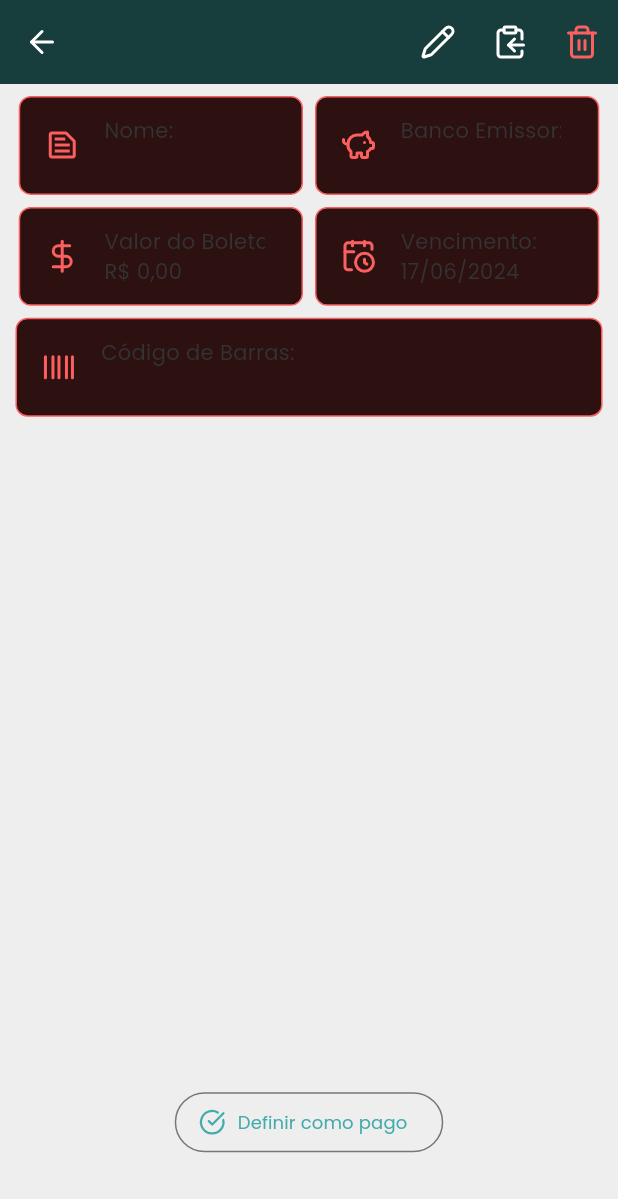
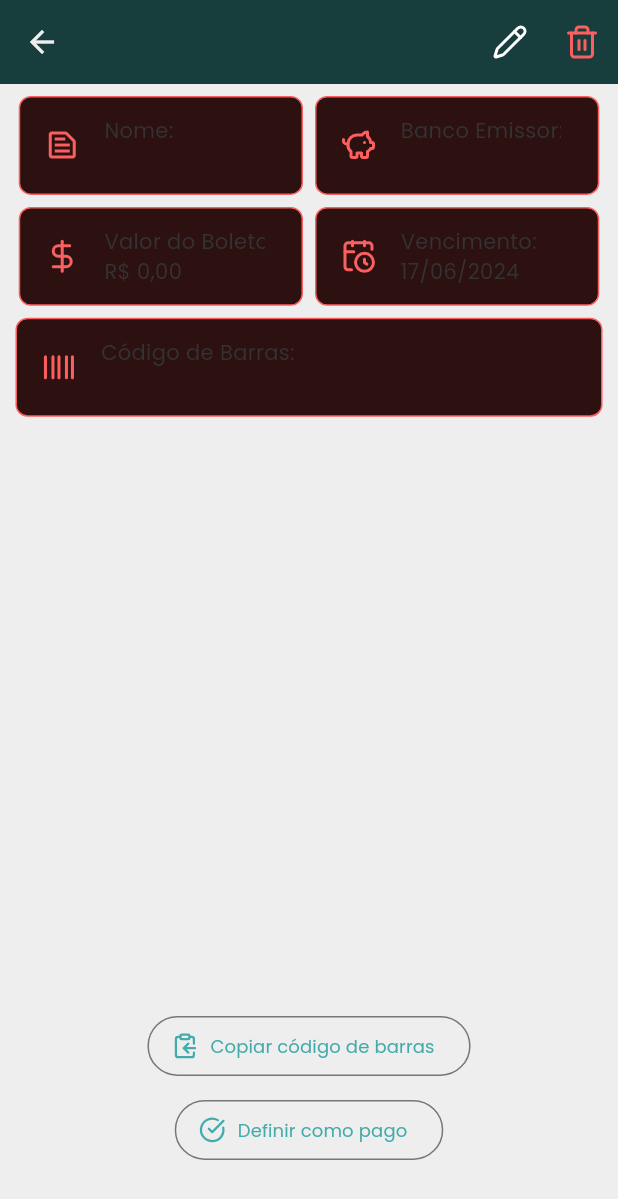
Before and after one commit to kauantorrisi/boletozz, a Flutter app: the BillDetailsPage screen opened directly with empty values, on a phone screen of 412 x 824 dp. Shown: the top 1199 px of the screen. Run offline on Flutter 3.47's test engine with Material 3 defaults, Android fonts, the phone set to English and light mode, and no system bars; our stand-ins replace awesome_snackbar_content, equatable, file_picker, flutter_bloc, flutter_lucide, flutter_screenutil and 5 more; missing offline and left inert: barcode_finder, boleto_utils, flutter_barcode_scanner; accounts and stored records are empty; generated files the repository leaves out were written again.

Commit message:
change mu computer

```diff
--- /dev/null
+++ b/lib/core/common/design/theme/custom_themes/app_bar_theme.dart
@@ -0,0 +1,16 @@
+import 'package:boletozz/app_imports.dart';
+
+class MyAppBarTheme {
+  static const AppBarTheme appBarTheme = AppBarTheme(
+    backgroundColor: AppPallete.tertiary,
+    centerTitle: false,
+    titleTextStyle: TextStyle(
+      fontSize: 20,
+      color: AppPallete.light,
+      fontWeight: FontWeight.w500,
+    ),
+    iconTheme: IconThemeData(
+      color: AppPallete.light,
+    ),
+  );
+}
--- a/lib/core/common/design/theme/theme.dart
+++ b/lib/core/common/design/theme/theme.dart
@@ -1,9 +1,11 @@
 import 'package:boletozz/app_imports.dart';
+import 'package:boletozz/core/common/design/theme/custom_themes/app_bar_theme.dart';
 
 class AppTheme {
   static ThemeData lightTheme = ThemeData(
     brightness: Brightness.light,
     fontFamily: "Poppins",
+    appBarTheme: MyAppBarTheme.appBarTheme,
     scaffoldBackgroundColor: AppPallete.light,
     textTheme: AppTextThemes.lightTextTheme,
     inputDecorationTheme: AppInputDecorationThemes.lightInputDecorationTheme,
@@ -15,6 +17,7 @@ class AppTheme {
   static ThemeData darkTheme = ThemeData(
     brightness: Brightness.dark,
     fontFamily: "Poppins",
+    appBarTheme: MyAppBarTheme.appBarTheme,
     scaffoldBackgroundColor: AppPallete.dark,
     textTheme: AppTextThemes.darkTextTheme,
     inputDecorationTheme: AppInputDecorationThemes.darkInputDecorationTheme,
--- a/lib/modules/bills/ui/cubits/bills/bills_cubit.dart
+++ b/lib/modules/bills/ui/cubits/bills/bills_cubit.dart
@@ -53,7 +53,8 @@ class BillsCubit extends Cubit<BillsState> {
 
       nameController.clear();
     } catch (e) {
-      emit(BillsError("Erro ao adicionar boleto", e.toString()));
+      emit(BillsError("Erro ao adicionar boleto",
+          "Ação cancelada pelo usuário ou erro inesperado!"));
       emit(BillsLoaded(getAllBills()));
     }
   }
--- a/lib/modules/bills/ui/pages/bill_details_page.dart
+++ b/lib/modules/bills/ui/pages/bill_details_page.dart
@@ -1,8 +1,8 @@
 import 'package:boletozz/app_imports.dart';
+import 'package:boletozz/modules/bills/widgets/bill_info_widget.dart';
 
 class BillDetailsPage extends StatefulWidget {
-  final BillModel bill;
-  const BillDetailsPage({super.key, required this.bill});
+  const BillDetailsPage({super.key});
 
   @override
   State<BillDetailsPage> createState() => _BillDetailsPageState();
@@ -11,36 +11,26 @@ class BillDetailsPage extends StatefulWidget {
 class _BillDetailsPageState extends State<BillDetailsPage> {
   @override
   Widget build(BuildContext context) {
-    final BillsCubit billsCubit = BlocProvider.of<BillsCubit>(context);
-
+    final BillsCubit billsCubit = context.read<BillsCubit>();
+    final BillModel bill =
+        ModalRoute.of(context)!.settings.arguments as BillModel;
     return Scaffold(
       appBar: AppBar(
         title: Text(
-          widget.bill.name,
+          bill.name,
           style: const TextStyle(color: AppPallete.white),
         ),
         backgroundColor: AppPallete.tertiary,
-        leading: IconButton(
-          onPressed: () => context.go('/'),
-          icon: const Icon(LucideIcons.arrow_left, color: AppPallete.white),
-        ),
         actions: [
           IconButton(
-            onPressed: () => context.pop(),
+            onPressed: () =>
+                Navigator.of(context).pushNamed('/edit-bill', arguments: bill),
             icon: const Icon(LucideIcons.pencil, color: AppPallete.white),
           ),
           IconButton(
-            onPressed: () =>
-                AppHelperFunctions.copyToClipboard(widget.bill.code),
-            icon: const Icon(
-              LucideIcons.clipboard_copy,
-              color: AppPallete.white,
-            ),
-          ),
-          IconButton(
             onPressed: () {
-              billsCubit.removeBill(widget.bill);
-              context.pop();
+              billsCubit.removeBill(bill);
+              Navigator.of(context).pop();
             },
             icon: const Icon(LucideIcons.trash_2, color: AppPallete.red),
           ),
@@ -57,27 +47,21 @@ class _BillDetailsPageState extends State<BillDetailsPage> {
               mainAxisSize: MainAxisSize.max,
               mainAxisAlignment: MainAxisAlignment.center,
               children: [
-                _container(
-                  context,
-                  isPaid: widget.bill.isPaid,
-                  iconColor:
-                      widget.bill.isPaid ? AppPallete.accent : AppPallete.red,
-                  color: widget.bill.isPaid
-                      ? AppPallete.darkTertiary
-                      : AppPallete.darkRed,
-                  text: "Nome:\n${widget.bill.name}",
+                BillInfoWidget(
+                  isText: true,
+                  iconColor: bill.isPaid ? AppPallete.accent : AppPallete.red,
+                  bill: bill,
+                  text: "Nome:\n${bill.name}",
                   icon: Icons.text_snippet_outlined,
                 ),
                 SizedBox(width: AppSizes.sm),
-                _container(context,
-                    isPaid: widget.bill.isPaid,
-                    iconColor:
-                        widget.bill.isPaid ? AppPallete.accent : AppPallete.red,
-                    color: widget.bill.isPaid
-                        ? AppPallete.darkTertiary
-                        : AppPallete.darkRed,
-                    text: "Banco Emissor:\n${widget.bill.emittingBank}",
-                    icon: LucideIcons.piggy_bank),
+                BillInfoWidget(
+                  isText: true,
+                  iconColor: bill.isPaid ? AppPallete.accent : AppPallete.red,
+                  bill: bill,
+                  text: "Banco Emissor:\n${bill.emittingBank}",
+                  icon: LucideIcons.piggy_bank,
+                ),
               ],
             ),
             SizedBox(height: AppSizes.sm),
@@ -85,67 +69,64 @@ class _BillDetailsPageState extends State<BillDetailsPage> {
               mainAxisSize: MainAxisSize.max,
               mainAxisAlignment: MainAxisAlignment.center,
               children: [
-                _container(
-                  context,
-                  isPaid: widget.bill.isPaid,
-                  iconColor:
-                      widget.bill.isPaid ? AppPallete.accent : AppPallete.red,
-                  color: widget.bill.isPaid
-                      ? AppPallete.darkTertiary
-                      : AppPallete.darkRed,
+                BillInfoWidget(
+                  isText: true,
+                  iconColor: bill.isPaid ? AppPallete.accent : AppPallete.red,
                   icon: LucideIcons.dollar_sign,
                   text:
-                      "Valor do Boleto:\n${AppHelperFunctions.getFormattedCurrency(widget.bill.value)}",
+                      "Valor do Boleto:\n${AppHelperFunctions.getFormattedCurrency(bill.value)}",
+                  bill: bill,
                 ),
                 SizedBox(width: AppSizes.sm),
-                _container(
-                  context,
-                  isPaid: widget.bill.isPaid,
-                  iconColor:
-                      widget.bill.isPaid ? AppPallete.accent : AppPallete.red,
-                  color: widget.bill.isPaid
-                      ? AppPallete.darkTertiary
-                      : AppPallete.darkRed,
-                  text: widget.bill.isPaid
-                      ? "Pagou dia:\n${AppHelperFunctions.getFormattedDate(widget.bill.paymentDate!)}"
-                      : "Vencimento:\n${AppHelperFunctions.getFormattedDate(widget.bill.dueDate)}",
+                BillInfoWidget(
+                  isText: true,
+                  iconColor: bill.isPaid ? AppPallete.accent : AppPallete.red,
+                  text: bill.isPaid
+                      ? "Pagou dia:\n${AppHelperFunctions.getFormattedDate(bill.paymentDate!)}"
+                      : "Vencimento:\n${AppHelperFunctions.getFormattedDate(bill.dueDate)}",
                   icon: LucideIcons.calendar_clock,
+                  bill: bill,
                 ),
               ],
             ),
             SizedBox(height: AppSizes.sm),
-            _container(
-              context,
-              isPaid: widget.bill.isPaid,
-              iconColor:
-                  widget.bill.isPaid ? AppPallete.accent : AppPallete.red,
-              color: widget.bill.isPaid
-                  ? AppPallete.darkTertiary
-                  : AppPallete.darkRed,
+            BillInfoWidget(
+              isText: true,
+              iconColor: bill.isPaid ? AppPallete.accent : AppPallete.red,
               icon: LucideIcons.barcode,
-              text: "Código de Barras:\n${widget.bill.code}",
+              text: "Código de Barras:\n${bill.code}",
               extended: true,
+              bill: bill,
             ),
             SizedBox(height: AppSizes.sm),
             const Spacer(flex: 10),
             OutlinedButton.icon(
+              onPressed: () => AppHelperFunctions.copyToClipboard(bill.code),
+              icon: const Icon(
+                LucideIcons.clipboard_copy,
+                color: AppPallete.accent,
+              ),
+              label: Text(
+                "Copiar código de barras",
+                style: Theme.of(context)
+                    .textTheme
+                    .labelLarge!
+                    .copyWith(color: AppPallete.accent),
+              ),
+            ),
+            SizedBox(height: AppSizes.sm),
+            OutlinedButton.icon(
               onPressed: () => setState(() {
-                billsCubit.toggleBillPaymentStatus(widget.bill);
+                billsCubit.toggleBillPaymentStatus(bill);
               }),
               icon: Icon(
-                widget.bill.isPaid
-                    ? LucideIcons.x_octagon
-                    : LucideIcons.check_circle,
-                color: widget.bill.isPaid ? AppPallete.red : AppPallete.accent,
+                bill.isPaid ? LucideIcons.x_octagon : LucideIcons.check_circle,
+                color: bill.isPaid ? AppPallete.red : AppPallete.accent,
               ),
               label: Text(
-                widget.bill.isPaid
-                    ? "Definir como pendente"
-                    : "Definir como pago",
+                bill.isPaid ? "Definir como pendente" : "Definir como pago",
                 style: Theme.of(context).textTheme.labelLarge!.copyWith(
-                      color: widget.bill.isPaid
-                          ? AppPallete.red
-                          : AppPallete.accent,
+                      color: bill.isPaid ? AppPallete.red : AppPallete.accent,
                     ),
               ),
             ),
@@ -156,47 +137,3 @@ class _BillDetailsPageState extends State<BillDetailsPage> {
     );
   }
 }
-
-Widget _container(
-  BuildContext context, {
-  required IconData icon,
-  required String text,
-  required Color? color,
-  required Color? iconColor,
-  bool extended = false,
-  required bool isPaid,
-}) {
-  return Container(
-    height: AppHelperFunctions.sceenHeight(context) * 0.08,
-    width: extended
-        ? AppHelperFunctions.sceenWidth(context) * 0.95
-        : AppHelperFunctions.sceenWidth(context) * 0.46,
-    decoration: BoxDecoration(
-      color: color,
-      borderRadius: BorderRadius.circular(AppSizes.borderRadiusMd),
-      border: Border.all(color: isPaid ? AppPallete.tertiary : AppPallete.red),
-    ),
-    child: Padding(
-      padding: EdgeInsets.symmetric(horizontal: AppSizes.md),
-      child: Row(
-        mainAxisSize: MainAxisSize.max,
-        children: [
-          Icon(
-            icon,
-            color: iconColor,
-          ),
-          SizedBox(width: AppSizes.md),
-          SizedBox(
-            width: extended
-                ? AppHelperFunctions.sceenWidth(context) * 0.75
-                : AppHelperFunctions.sceenWidth(context) * 0.26,
-            child: SingleChildScrollView(
-              scrollDirection: Axis.horizontal,
-              child: Text(text),
-            ),
-          ),
-        ],
-      ),
-    ),
-  );
-}
--- /dev/null
+++ b/lib/modules/bills/widgets/bill_info_widget.dart
@@ -0,0 +1,59 @@
+import 'package:boletozz/app_imports.dart';
+
+class BillInfoWidget extends StatelessWidget {
+  final IconData icon;
+  final Color? iconColor;
+  final bool extended;
+  final bool isText;
+  final BillModel bill;
+  final String? text;
+
+  const BillInfoWidget({
+    super.key,
+    required this.icon,
+    this.iconColor,
+    this.extended = false,
+    required this.isText,
+    required this.bill,
+    this.text,
+  });
+
+  @override
+  Widget build(BuildContext context) {
+    return Container(
+      height: AppHelperFunctions.sceenHeight(context) * 0.08,
+      width: extended
+          ? AppHelperFunctions.sceenWidth(context) * 0.95
+          : AppHelperFunctions.sceenWidth(context) * 0.46,
+      decoration: BoxDecoration(
+        color: bill.isPaid ? AppPallete.darkTertiary : AppPallete.darkRed,
+        borderRadius: BorderRadius.circular(AppSizes.borderRadiusMd),
+        border: Border.all(
+          color: bill.isPaid ? AppPallete.tertiary : AppPallete.red,
+        ),
+      ),
+      child: Padding(
+        padding: EdgeInsets.symmetric(horizontal: AppSizes.md),
+        child: Row(
+          mainAxisSize: MainAxisSize.max,
+          children: [
+            Icon(
+              icon,
+              color: iconColor,
+            ),
+            SizedBox(width: AppSizes.md),
+            SizedBox(
+              width: extended
+                  ? AppHelperFunctions.sceenWidth(context) * 0.75
+                  : AppHelperFunctions.sceenWidth(context) * 0.26,
+              child: SingleChildScrollView(
+                scrollDirection: Axis.horizontal,
+                child: isText ? Text(text ?? '') : TextFormField(),
+              ),
+            ),
+          ],
+        ),
+      ),
+    );
+  }
+}
--- a/pubspec.yaml
+++ b/pubspec.yaml
@@ -11,7 +11,7 @@ dependencies:
     sdk: flutter
   flutter_bloc: ^8.1.5
   flutter_lucide: ^1.1.2
-  intl: ^0.18.1
+  intl: ^0.19.0
   file_picker: ^8.0.3
   boleto_utils: ^1.0.3
   barcode_finder: ^0.0.5
```
Also changed, not shown: lib/app_widget.dart (+11 -22 lines), lib/modules/bills/ui/pages/edit_bill_page.dart (added, +55 -0 lines), lib/modules/bills/ui/pages/home_page.dart (+14 -5 lines), lib/modules/bills/widgets/bill_fab_widget.dart (+57 -67 lines), pubspec.lock.
